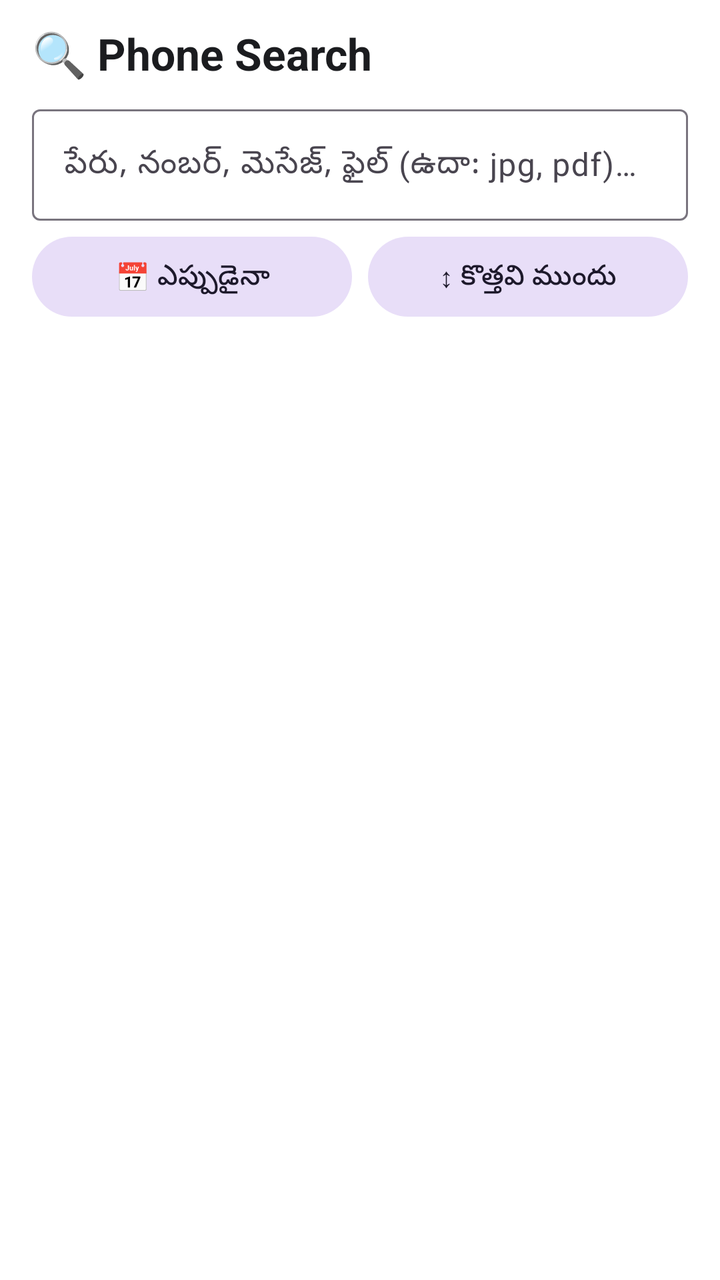
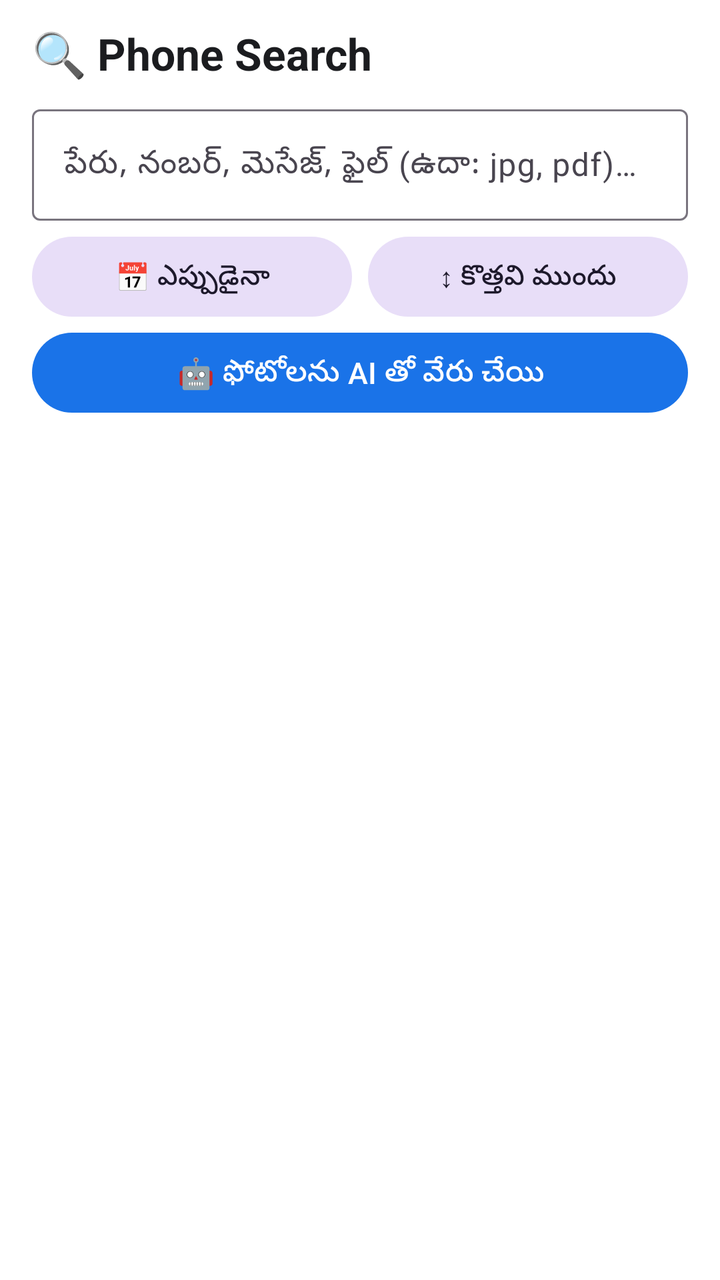

An Android layout rendered at two revisions. The XML below is the earlier revision; the diff shows what the commit changed to produce the second picture.
<!-- AndroidManifest.xml: application theme Theme.PhoneSearch -->
<!-- res/layout/activity_main.xml -->
<?xml version="1.0" encoding="utf-8"?>
<LinearLayout xmlns:android="http://schemas.android.com/apk/res/android"
    android:id="@+id/root"
    android:layout_width="match_parent"
    android:layout_height="match_parent"
    android:background="@color/bg"
    android:orientation="vertical">

    <TextView
        android:layout_width="wrap_content"
        android:layout_height="wrap_content"
        android:paddingStart="16dp"
        android:paddingTop="12dp"
        android:paddingEnd="16dp"
        android:text="🔍 Phone Search"
        android:textColor="@color/text"
        android:textSize="22sp"
        android:textStyle="bold" />

    <com.google.android.material.textfield.TextInputLayout
        style="@style/Widget.Material3.TextInputLayout.OutlinedBox"
        android:layout_width="match_parent"
        android:layout_height="wrap_content"
        android:layout_marginStart="16dp"
        android:layout_marginTop="8dp"
        android:layout_marginEnd="16dp"
        android:hint="@string/search_hint"
        app:endIconMode="clear_text"
        xmlns:app="http://schemas.android.com/apk/res-auto">

        <com.google.android.material.textfield.TextInputEditText
            android:id="@+id/searchInput"
            android:layout_width="match_parent"
            android:layout_height="wrap_content"
            android:imeOptions="actionSearch"
            android:inputType="text"
            android:maxLines="1" />
    </com.google.android.material.textfield.TextInputLayout>

    <HorizontalScrollView
        android:layout_width="match_parent"
        android:layout_height="wrap_content"
        android:layout_marginTop="4dp"
        android:scrollbars="none">

        <com.google.android.material.chip.ChipGroup
            android:id="@+id/chipGroup"
            android:layout_width="wrap_content"
            android:layout_height="wrap_content"
            android:paddingStart="16dp"
            android:paddingEnd="16dp"
            app:selectionRequired="true"
            app:singleLine="true"
            app:singleSelection="true"
            xmlns:app="http://schemas.android.com/apk/res-auto" />
    </HorizontalScrollView>

    <LinearLayout
        android:layout_width="match_parent"
        android:layout_height="wrap_content"
        android:orientation="horizontal"
        android:paddingStart="16dp"
        android:paddingEnd="16dp">

        <com.google.android.material.button.MaterialButton
            android:id="@+id/dateButton"
            style="@style/Widget.Material3.Button.TonalButton"
            android:layout_width="0dp"
            android:layout_height="wrap_content"
            android:layout_marginEnd="8dp"
            android:layout_weight="1"
            android:text="@string/date_any" />

        <com.google.android.material.button.MaterialButton
            android:id="@+id/sortButton"
            style="@style/Widget.Material3.Button.TonalButton"
            android:layout_width="0dp"
            android:layout_height="wrap_content"
            android:layout_weight="1"
            android:text="@string/sort_newest" />
    </LinearLayout>

    <LinearLayout
        android:id="@+id/permBanner"
        android:layout_width="match_parent"
        android:layout_height="wrap_content"
        android:layout_marginStart="16dp"
        android:layout_marginTop="4dp"
        android:layout_marginEnd="16dp"
        android:background="@color/banner"
        android:gravity="center_vertical"
        android:orientation="horizontal"
        android:padding="10dp"
        android:visibility="gone">

        <TextView
            android:id="@+id/permText"
            android:layout_width="0dp"
            android:layout_height="wrap_content"
            android:layout_weight="1"
            android:textColor="@color/text"
            android:textSize="13sp" />

        <com.google.android.material.button.MaterialButton
            android:id="@+id/permButton"
            android:layout_width="wrap_content"
            android:layout_height="wrap_content"
            android:layout_marginStart="8dp"
            android:text="@string/grant" />
    </LinearLayout>

    <LinearLayout
        android:layout_width="match_parent"
        android:layout_height="wrap_content"
        android:gravity="center_vertical"
        android:orientation="horizontal"
        android:paddingStart="16dp"
        android:paddingTop="6dp"
        android:paddingEnd="16dp"
        android:paddingBottom="4dp">

        <TextView
            android:id="@+id/statusText"
            android:layout_width="0dp"
            android:layout_height="wrap_content"
            android:layout_weight="1"
            android:textColor="@color/text_muted"
            android:textSize="12sp" />

        <ProgressBar
            android:id="@+id/progress"
            style="?android:attr/progressBarStyleSmall"
            android:layout_width="18dp"
            android:layout_height="18dp"
            android:visibility="gone" />
    </LinearLayout>

    <androidx.recyclerview.widget.RecyclerView
        android:id="@+id/results"
        android:layout_width="match_parent"
        android:layout_height="0dp"
        android:layout_weight="1"
        android:clipToPadding="false"
        android:paddingBottom="16dp" />
    <LinearLayout
        android:id="@+id/selectionBar"
        android:layout_width="match_parent"
        android:layout_height="wrap_content"
        android:background="@color/surface"
        android:elevation="8dp"
        android:orientation="vertical"
        android:paddingStart="8dp"
        android:paddingTop="4dp"
        android:paddingEnd="8dp"
        android:paddingBottom="6dp"
        android:visibility="gone">

        <LinearLayout
            android:layout_width="match_parent"
            android:layout_height="wrap_content"
            android:gravity="center_vertical"
            android:orientation="horizontal">

            <com.google.android.material.button.MaterialButton
                android:id="@+id/selClose"
                style="@style/Widget.Material3.Button.TextButton"
                android:layout_width="wrap_content"
                android:layout_height="wrap_content"
                android:text="✕"
                android:textSize="18sp" />

            <TextView
                android:id="@+id/selCount"
                android:layout_width="0dp"
                android:layout_height="wrap_content"
                android:layout_weight="1"
                android:textColor="@color/text"
                android:textSize="16sp"
                android:textStyle="bold" />

            <com.google.android.material.button.MaterialButton
                android:id="@+id/selAll"
                style="@style/Widget.Material3.Button.TextButton"
                android:layout_width="wrap_content"
                android:layout_height="wrap_content"
                android:text="☑ అన్నీ ఎంచుకో" />
        </LinearLayout>

        <HorizontalScrollView
            android:layout_width="match_parent"
            android:layout_height="wrap_content"
            android:scrollbars="none">

            <LinearLayout
                android:layout_width="wrap_content"
                android:layout_height="wrap_content"
                android:orientation="horizontal">

                <com.google.android.material.button.MaterialButton
                    android:id="@+id/selAi"
                    android:layout_width="wrap_content"
                    android:layout_height="wrap_content"
                    android:layout_marginEnd="6dp"
                    android:text="🤖 AI తో సర్దు" />

                <com.google.android.material.button.MaterialButton
                    android:id="@+id/selMove"
                    android:layout_width="wrap_content"
                    android:layout_height="wrap_content"
                    android:layout_marginEnd="6dp"
                    android:text="📂 తరలించు" />

                <com.google.android.material.button.MaterialButton
                    android:id="@+id/selCopyTo"
                    style="@style/Widget.Material3.Button.TonalButton"
                    android:layout_width="wrap_content"
                    android:layout_height="wrap_content"
                    android:layout_marginEnd="6dp"
                    android:text="📑 Folder కి కాపీ" />

                <com.google.android.material.button.MaterialButton
                    android:id="@+id/selShare"
                    style="@style/Widget.Material3.Button.TonalButton"
                    android:layout_width="wrap_content"
                    android:layout_height="wrap_content"
                    android:layout_marginEnd="6dp"
                    android:text="📤 పంపు" />

                <com.google.android.material.button.MaterialButton
                    android:id="@+id/selCopyText"
                    style="@style/Widget.Material3.Button.TonalButton"
                    android:layout_width="wrap_content"
                    android:layout_height="wrap_content"
                    android:text="📋 Text కాపీ" />
            </LinearLayout>
        </HorizontalScrollView>
    </LinearLayout>
</LinearLayout>
<!-- resources referenced by this layout -->
<resources>
  <color name="banner">#FFF4E5</color>
  <color name="bg">#FFFFFF</color>
  <color name="surface">#F1F4F9</color>
  <color name="text">#1B1C1F</color>
  <color name="text_muted">#5F6368</color>
  <string name="date_any">📅 ఎప్పుడైనా</string>
  <string name="grant">అనుమతి ఇవ్వండి</string>
  <string name="search_hint">పేరు, నంబర్, మెసేజ్, ఫైల్ (ఉదా: jpg, pdf)…</string>
  <string name="sort_newest">↕ కొత్తవి ముందు</string>
  <style name="Theme.PhoneSearch" parent="Theme.Material3.DayNight.NoActionBar">
          <item name="colorPrimary">@color/brand</item>
          <item name="android:windowBackground">@color/bg</item>
          <item name="android:statusBarColor">@color/bg</item>
      </style>
  <color name="brand">#1A73E8</color>
</resources>

<!-- the commit's change to res/layout/activity_main.xml (unified diff, before → after) -->
@@ -79,6 +79,15 @@
             android:layout_weight="1"
             android:text="@string/sort_newest" />
     </LinearLayout>
+
+    <com.google.android.material.button.MaterialButton
+        android:id="@+id/aiButton"
+        android:layout_width="match_parent"
+        android:layout_height="wrap_content"
+        android:layout_marginStart="16dp"
+        android:layout_marginEnd="16dp"
+        android:text="🤖 ఫోటోలను AI తో వేరు చేయి"
+        android:textSize="15sp" />
 
     <LinearLayout
         android:id="@+id/permBanner"
